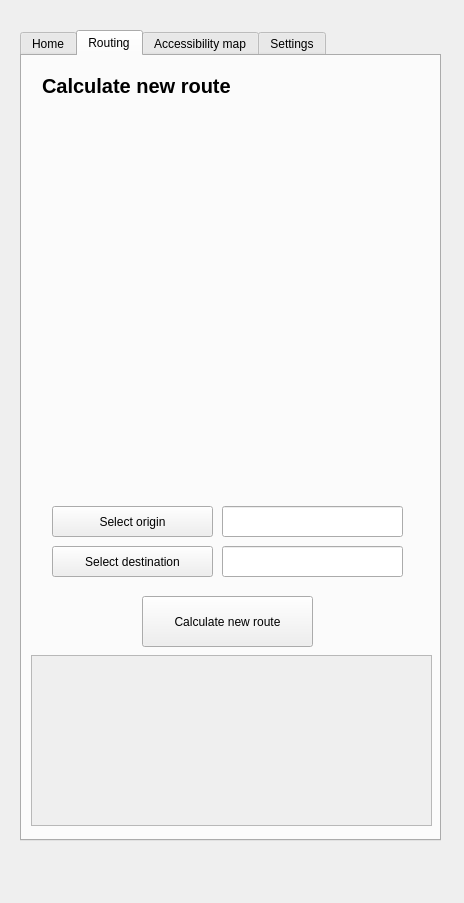
The window that transition_qgis_dockwidget_base.ui (chairemobilite/transition_qgis) describes before a commit, drawn with Qt 5.
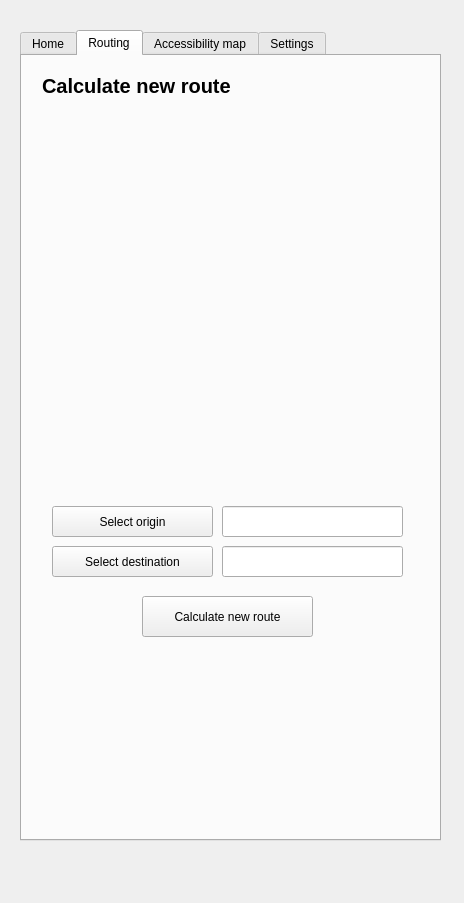
The same window after the commit.

Commit message: Add transit steps display to the route details page

Patch:
```diff
--- a/transition_qgis_dockwidget_base.ui
+++ b/transition_qgis_dockwidget_base.ui
@@ -74,7 +74,7 @@
        <x>120</x>
        <y>540</y>
        <width>171</width>
-       <height>51</height>
+       <height>41</height>
       </rect>
      </property>
      <property name="text">
@@ -158,28 +158,16 @@
       <string>Calculate new route</string>
      </property>
     </widget>
-    <widget class="QScrollArea" name="scrollArea">
+    <widget class="QWidget" name="verticalLayoutWidget_4">
      <property name="geometry">
       <rect>
-       <x>9</x>
-       <y>599</y>
+       <x>10</x>
+       <y>590</y>
        <width>401</width>
-       <height>171</height>
+       <height>181</height>
       </rect>
      </property>
-     <property name="widgetResizable">
-      <bool>true</bool>
-     </property>
-     <widget class="QWidget" name="scrollAreaWidgetContents">
-      <property name="geometry">
-       <rect>
-        <x>0</x>
-        <y>0</y>
-        <width>399</width>
-        <height>169</height>
-       </rect>
-      </property>
-     </widget>
+     <layout class="QVBoxLayout" name="transitInfoLayout"/>
     </widget>
    </widget>
    <widget class="QWidget" name="tab_3">
```
The commit also changes 1 other file.
